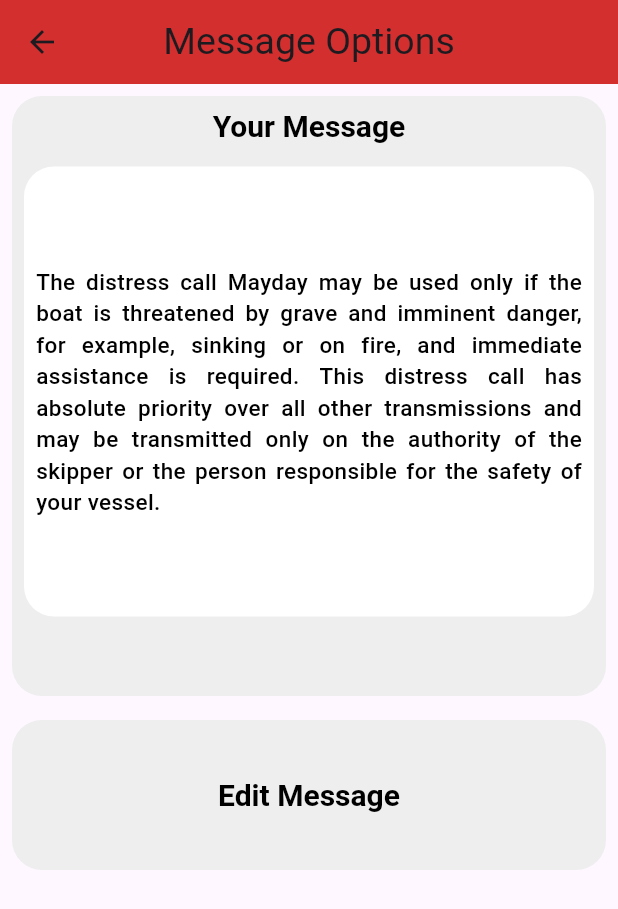
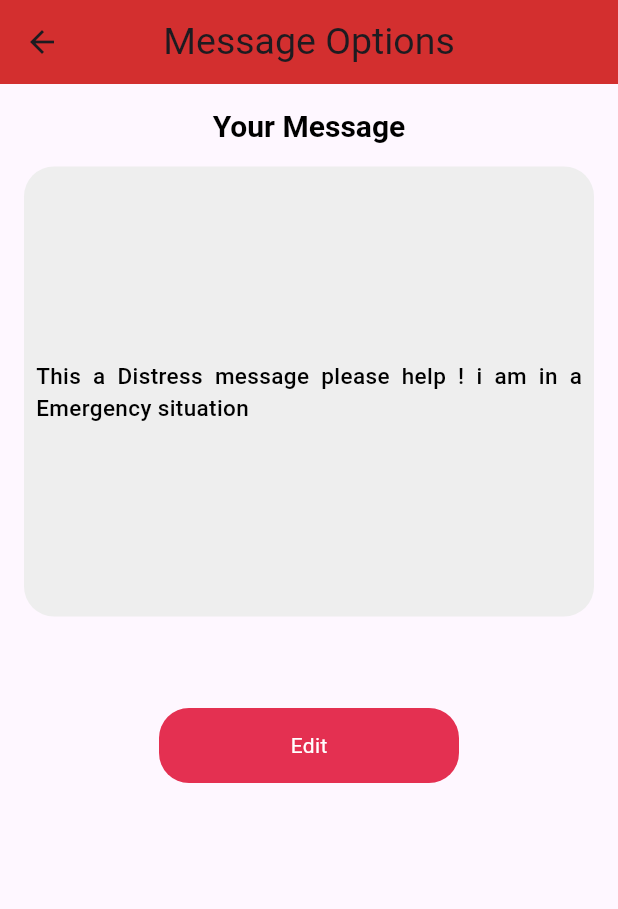
Before and after one commit to HariOp6238/sos, a Flutter app: the distressMessage screen opened directly, on a phone screen of 412 x 824 dp. Shown: the top 909 px of the screen. Run offline on Flutter 3.47's test engine with Material 3 defaults, Android fonts, the phone set to English and light mode, and no system bars; our stand-ins replace contacts_service, geocoding, geolocator, hive, hive_flutter, image_picker and 6 more; missing offline and left inert: tab_container; accounts and stored records are empty; project files that could hold a hidden picture were left out.

Commit message:
message edited

```diff
--- a/lib/view/more/subscreens/distress_message.dart
+++ b/lib/view/more/subscreens/distress_message.dart
@@ -6,6 +6,7 @@ class distressMessage extends StatelessWidget {
 
   @override
   Widget build(BuildContext context) {
+    TextEditingController messagecontroller = TextEditingController();
     return Scaffold(
       appBar: AppBar(
         backgroundColor: Colors.red.shade700,
@@ -15,7 +16,8 @@ class distressMessage extends StatelessWidget {
           style: TextStyle(fontSize: 25),
         ),
       ),
-      body: Column(
+      body: SingleChildScrollView(
+        child: Column(
           children: [
             Padding(
               padding: const EdgeInsets.all(8.0),
@@ -24,7 +26,7 @@ class distressMessage extends StatelessWidget {
                 width: double.infinity,
                 decoration: BoxDecoration(
                   borderRadius: BorderRadius.circular(20),
-                  color: colorconstant.containerbox),
+                ),
                 child: Column(
                   children: [
                     Padding(
@@ -44,14 +46,16 @@ class distressMessage extends StatelessWidget {
                         width: double.infinity,
                         decoration: BoxDecoration(
                             borderRadius: BorderRadius.circular(20),
-                          color: Colors.white),
+                            color: colorconstant.containerbox),
                         child: Center(
                             child: Padding(
                           padding: const EdgeInsets.all(8.0),
                           child: Text(
-                          "The distress call Mayday may be used only if the boat is threatened by grave	and	imminent danger, for example, sinking or on fire, and immediate assistance is required. This distress call has absolute priority over all other transmissions and may be transmitted only on the authority of the skipper or the person responsible	for the safety of your vessel.",
-                          style: TextStyle(color: Colors.black,
-                              fontSize: 15, fontWeight: FontWeight.w500),
+                            "This a Distress message please help ! i am in a Emergency situation",
+                            style: TextStyle(
+                                color: Colors.black,
+                                fontSize: 15,
+                                fontWeight: FontWeight.w500),
                             textAlign: TextAlign.justify,
                           ),
                         )),
@@ -61,34 +65,77 @@ class distressMessage extends StatelessWidget {
                 ),
               ),
             ),
-          Padding(
-            padding: const EdgeInsets.all(8.0),
-            child: Container(
-              height: 100,
-                width: double.infinity,
-                decoration: BoxDecoration(
+            GestureDetector(
+              onTap: () => showDialog(
+                context: context,
+                builder: (context) => AlertDialog(
+                  title: Center(child: Text("Edit Message")),
+                  shape: RoundedRectangleBorder(
                     borderRadius: BorderRadius.circular(20),
-                    color: colorconstant.containerbox),
-                    child: Row(
-                      mainAxisAlignment: MainAxisAlignment.spaceEvenly,
+                  ),
+                  scrollable: true,
+                  content: Column(
                     children: [
-                        Padding(
-                          padding: const EdgeInsets.all(8.0),
-                          child: RichText(
-                          text: TextSpan(
-                              text: "Edit Message",
-                              style: TextStyle(
-                                  fontSize: 20,
-                                  fontWeight: FontWeight.bold,
-                                  color: Colors.black))),
+                      SizedBox(
+                        height: 10,
                       ),
-
+                      TextField(
+                        keyboardType: TextInputType.multiline,
+                        textInputAction: TextInputAction.newline,
+                        autofocus: true,
+                        maxLines: 5,
+                        textAlign: TextAlign.center,
+                        controller: messagecontroller,
+                        decoration: InputDecoration(
+                            contentPadding: EdgeInsets.symmetric(vertical: 50),
+                            border: OutlineInputBorder(
+                                borderRadius: BorderRadius.circular(10)),
+                            hintText: "enter the name"),
+                      ),
+                      SizedBox(
+                        height: 10,
+                      ),
                     ],
                   ),
+                  actions: [
+                    OutlinedButton(
+                        onPressed: () {
+                          Navigator.pop(context);
+                          messagecontroller.clear();
+                        },
+                        child: Text("cancel")),
+
+                    // save button
+                    ElevatedButton(
+                        style: ButtonStyle(
+                            backgroundColor:
+                                MaterialStatePropertyAll(Colors.red[700])),
+                        onPressed: () {
+                          //******************** save to hive**************************//
+                        },
+                        child: Text(
+                          'Save',
+                          style: TextStyle(color: Colors.white),
+                        ))
+                  ],
+                ),
+              ),
+              child: Container(
+                width: 200,
+                height: 50,
+                child: Center(
+                    child: Text(
+                  'Edit',
+                  style: TextStyle(color: Colors.white),
+                )),
+                decoration: BoxDecoration(
+                    color: colorconstant.inactivebutton,
+                    borderRadius: BorderRadius.circular(20)),
               ),
             )
           ],
         ),
+      ),
     );
   }
 }
```
Lines whose indentation alone changed are shown as unchanged.
